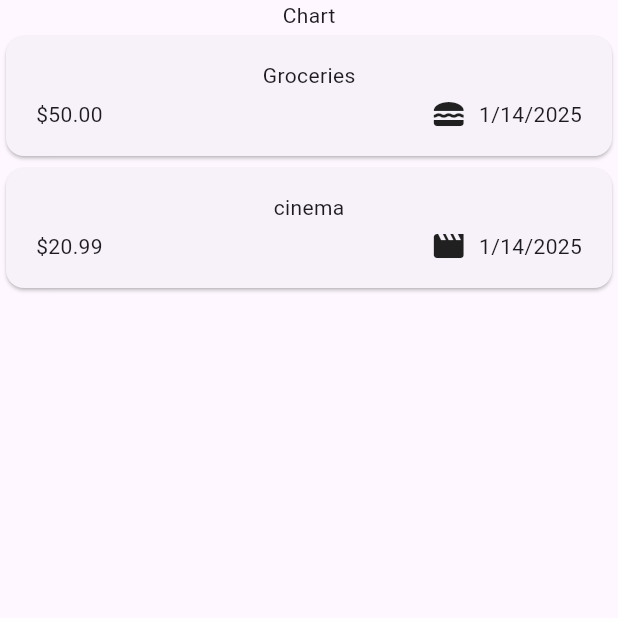
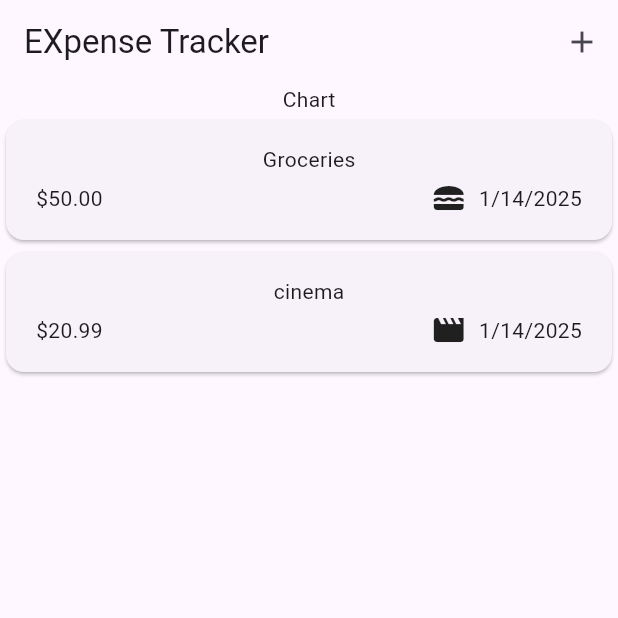
Before and after one commit to Mostafa-Awaad/EXpense_Tracker_App, a Flutter app: the screen it shows after launch, on a phone screen of 412 x 824 dp, the top half of it. Run offline on Flutter 3.47's test engine with Material 3 defaults, Android fonts, the phone set to English and light mode, and no system bars.

Commit message:
Add: private method in expenses.dart which is responsible for showing Modal sheet for adding new expenses later

```diff
--- a/lib/widgets/expenses.dart
+++ b/lib/widgets/expenses.dart
@@ -1,4 +1,5 @@
 import 'package:expenses_tracker/widgets/expenses_list/expenses_list.dart';
+import 'package:expenses_tracker/widgets/new_expense.dart';
 import 'package:flutter/material.dart';
 import 'package:expenses_tracker/models/expense.dart';
 
@@ -26,10 +27,24 @@ class _ExpensesState extends State<Expenses> {
       category: Category.leisure,
     ),
   ];
-
+  void _openAddExpenseOverlay(){
+    showModalBottomSheet(
+      context: context,
+      builder: (ctx) => const NewExpense(),
+      );
+  }
   @override
   Widget build(BuildContext context) {
     return Scaffold(
+      appBar: AppBar(
+        title: const Text("EXpense Tracker"),
+        actions: [
+          IconButton(
+            onPressed: _openAddExpenseOverlay,
+            icon: const Icon(Icons.add),
+          ),
+        ],
+      ),
       body: Column(
         children: [
           const Text('Chart'),
```
